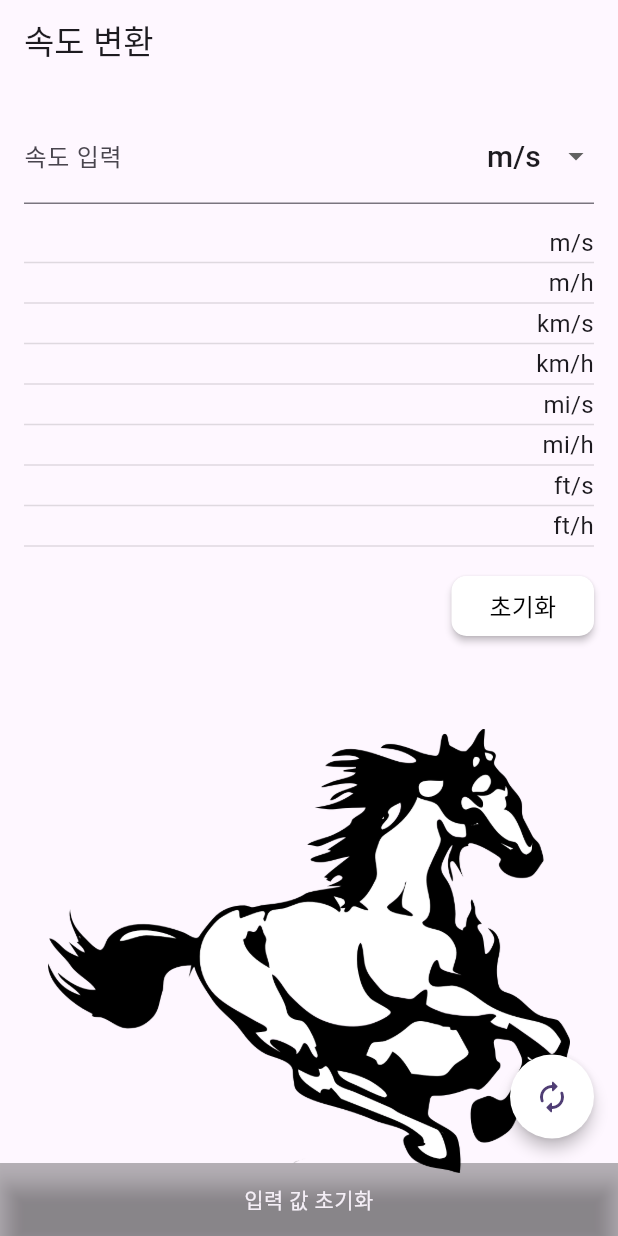
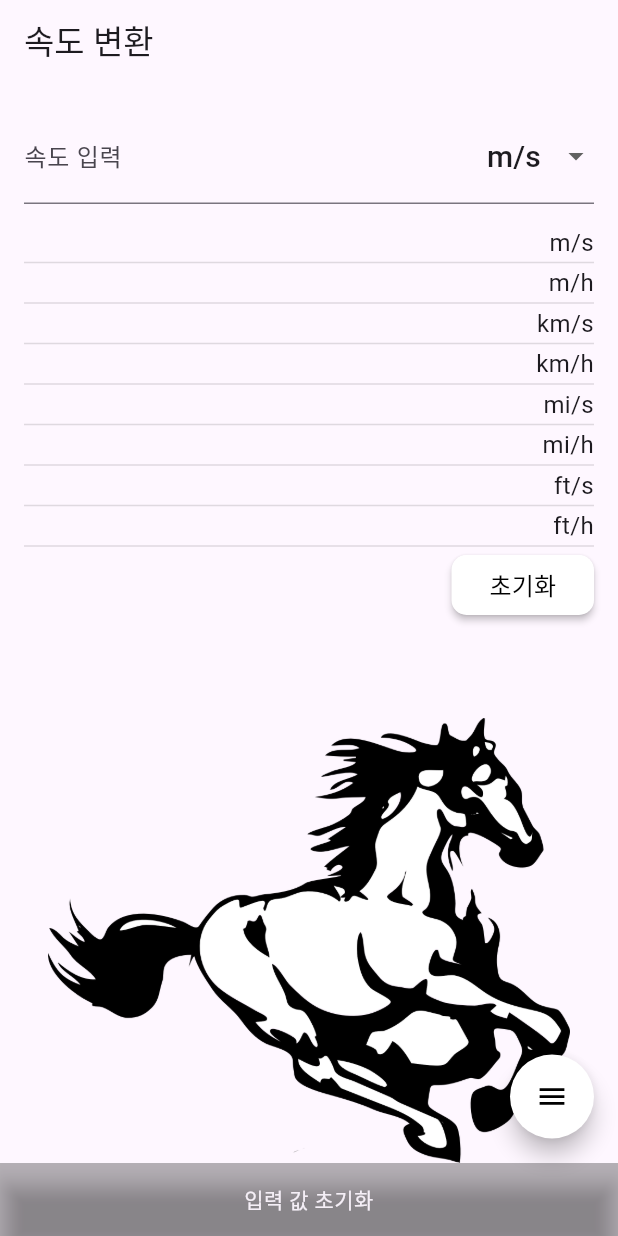
Before and after one commit to KimJJangGu/trasformater, a Flutter app: the SpeedScreen screen opened by its route, after a tap on "초기화", on a phone screen of 412 x 824 dp. Run offline on Flutter 3.47's test engine with Material 3 defaults, Android fonts, the phone set to English and light mode, and no system bars; drawn by our look-alikes of flutter_speed_dial; our stand-ins replace go_router.

```diff
--- a/lib/presenter/speed/speed_screen.dart
+++ b/lib/presenter/speed/speed_screen.dart
@@ -1,6 +1,7 @@
 import 'package:flutter/material.dart';
+import 'package:flutter_speed_dial/flutter_speed_dial.dart';
 import 'package:go_router/go_router.dart';
-import '../../domain/use_case/speed_convert_use_case.dart';
+import 'package:transformation/presenter/speed/speed_screen_view_model.dart';
 
 class SpeedScreen extends StatefulWidget {
   const SpeedScreen({Key? key}) : super(key: key);
@@ -10,60 +11,103 @@ class SpeedScreen extends StatefulWidget {
 }
 
 class _SpeedScreenState extends State<SpeedScreen> {
-  final TextEditingController speedController = TextEditingController();
-  final SpeedConverterUseCase speedConverterUseCase = SpeedConverterUseCase();
-  final List<String> units = ["m/s", "m/h", "km/s", "km/h", "mi/s", "mi/h", "ft/s", "ft/h"];
-
-  double speed = 0;
-  String fromUnit = "m/s";
-  final List<String> _transResult = [];
+  final SpeedScreenViewModel _speedScreenViewModel = SpeedScreenViewModel();
 
   @override
   void dispose() {
-    speedController.dispose();
+    _speedScreenViewModel.speedController.dispose();
     super.dispose();
   }
 
   @override
   void initState() {
     super.initState();
-    convertSpeed();
+    _speedScreenViewModel.convertSpeed();
   }
 
   @override
   Widget build(BuildContext context) {
+    final Orientation orientation = MediaQuery.of(context).orientation;
+
     return Scaffold(
       appBar: AppBar(
         title: const Text('속도 변환'),
       ),
-      body: Column(
+      body: orientation == Orientation.portrait
+          ? Column(
+        children: [_speedScreenWidget(), Expanded(child: _speedImageWidget())],
+      )
+          : ListView(
+        children: [_speedScreenWidget(), _speedImageWidget()],
+      ),
+      floatingActionButton: SpeedDial(
+        animatedIcon: AnimatedIcons.menu_close,
+        animatedIconTheme: const IconThemeData(size: 22.0),
+        backgroundColor: Colors.white,
+        foregroundColor: Colors.black,
         children: [
-          Padding(
+          SpeedDialChild(
+            child: const Icon(Icons.scale_outlined),
+            backgroundColor: Colors.white,
+            label: '무게',
+            labelStyle: const TextStyle(fontSize: 16),
+            onTap: () {
+              context.go('/start/weight');
+            },
+            shape: const CircleBorder(),
+          ),
+          SpeedDialChild(
+            child: const Icon(Icons.speed_outlined),
+            backgroundColor: Colors.white,
+            label: '길이',
+            labelStyle: const TextStyle(fontSize: 16),
+            onTap: () {
+              context.go('/start');
+            },
+            shape: const CircleBorder(),
+          ),
+        ],
+      ),
+    );
+  }
+
+  Widget _speedImageWidget() {
+    return Padding(
+      padding: const EdgeInsets.all(32.0),
+      child: Image.asset(
+        'assets/body_back/speed.png',
+        fit: BoxFit.contain,
+      ),
+    );
+  }
+
+  Widget _speedScreenWidget() {
+    return Padding(
       padding: const EdgeInsets.all(16.0),
       child: Column(
         mainAxisAlignment: MainAxisAlignment.start,
         children: [
           TextField(
-                  controller: speedController,
+            controller: _speedScreenViewModel.speedController,
             keyboardType: TextInputType.number,
             onChanged: (value) {
               setState(() {
-                      speed = double.tryParse(value) ?? 0;
-                      convertSpeed();
+                _speedScreenViewModel.speed = double.tryParse(value) ?? 0;
+                _speedScreenViewModel.convertSpeed();
               });
             },
             decoration: InputDecoration(
               suffixIcon: DropdownButtonHideUnderline(
                 child: DropdownButton<String>(
                   isExpanded: false,
-                        value: fromUnit,
+                  value: _speedScreenViewModel.fromUnit,
                   onChanged: (value) {
                     setState(() {
-                            fromUnit = value!;
-                            convertSpeed();
+                      _speedScreenViewModel.fromUnit = value!;
+                      _speedScreenViewModel.convertSpeed();
                     });
                   },
-                        items: units.map<DropdownMenuItem<String>>((String unit) {
+                  items: _speedScreenViewModel.units.map<DropdownMenuItem<String>>((String unit) {
                     return DropdownMenuItem<String>(
                       value: unit,
                       child: Text(
@@ -95,11 +139,7 @@ class _SpeedScreenState extends State<SpeedScreen> {
           const Padding(
             padding: EdgeInsets.all(2.0),
           ),
-                SizedBox(
-                  width: double.infinity,
-                  height: 230,
-                  child: ListView(
-                    children: _transResult.map((result) {
+          ..._speedScreenViewModel.transResult.map((result) {
             return Column(
               crossAxisAlignment: CrossAxisAlignment.stretch,
               children: [
@@ -114,8 +154,6 @@ class _SpeedScreenState extends State<SpeedScreen> {
               ],
             );
           }).toList(),
-                  ),
-                ),
           Align(
             alignment: Alignment.bottomRight,
             child: ElevatedButton(
@@ -136,96 +174,14 @@ class _SpeedScreenState extends State<SpeedScreen> {
                   ),
                   backgroundColor: Colors.black26,
                 ));
-                      resetValues();
+                _speedScreenViewModel.resetValues();
+                setState(() {});
               },
               child: const Text('초기화', style: TextStyle(fontSize: 16)),
             ),
           ),
         ],
       ),
-          ),
-          Expanded(
-            child: Padding(
-              padding: const EdgeInsets.all(32.0),
-              child: Image.asset(
-                'assets/body_back/speed.png',
-                fit: BoxFit.contain,
-              ),
-            ),
-          ),
-        ],
-      ),
-      floatingActionButton: FloatingActionButton(
-        elevation: 4,
-        backgroundColor: Colors.white,
-        onPressed: () {
-          showModalBottomSheet(
-            backgroundColor: Colors.transparent,
-            context: context,
-            builder: (BuildContext context) {
-              return Container(
-                height: 170,
-                margin: const EdgeInsets.only(left: 70, right: 70, bottom: 70),
-                decoration: const BoxDecoration(
-                  color: Colors.white,
-                  borderRadius: BorderRadius.all(Radius.circular(20)),
-                ),
-                child: Column(
-                  children: [
-                    ListTile(
-                      title: const Center(
-                          child: Text(
-                        '길이',
-                        style: TextStyle(fontSize: 20),
-                      )),
-                      onTap: () {
-                        context.go('/start');
-                      },
-                    ),
-                    ListTile(
-                      title: const Center(
-                          child: Text(
-                        '무게',
-                        style: TextStyle(fontSize: 20),
-                      )),
-                      onTap: () {
-                        context.go('/start/weight');
-                      },
-                    ),
-                  ],
-                ),
-              );
-            },
-          );
-        },
-        shape: RoundedRectangleBorder(
-          borderRadius: BorderRadius.circular(50),
-        ),
-        child: const Icon(Icons.autorenew_rounded),
-      ),
     );
   }
-
-  void convertSpeed() {
-    _transResult.clear();
-    if (speed == 0) {
-      _transResult.addAll(units.map((unit) => unit));
-    } else {
-      for (String toUnit in units) {
-        double resultValue = speed;
-        resultValue = speedConverterUseCase.convertToMeterPerSecond(resultValue, fromUnit);
-        resultValue = speedConverterUseCase.convertFromMeterPerSecond(resultValue, toUnit);
-        _transResult.add('${speedConverterUseCase.formatNumber(resultValue)} $toUnit');
 }
-    }
-  }
-
-  void resetValues() {
-    setState(() {
-      speedController.clear();
-      speed = 0;
-      _transResult.clear();
-    });
-    convertSpeed();
-  }
-}
--- /dev/null
+++ b/lib/presenter/speed/speed_screen_view_model.dart
@@ -0,0 +1,46 @@
+import 'package:flutter/material.dart';
+import '../../domain/use_case/speed_converter_use_case.dart';
+
+class SpeedScreenViewModel extends ChangeNotifier {
+  double speed = 0;
+  String fromUnit = "m/s";
+  final List<String> units = ["m/s", "m/h", "km/s", "km/h", "mi/s", "mi/h", "ft/s", "ft/h"];
+
+  final List<String> _transResult = [];
+  List<String> get transResult => _transResult;
+
+  final TextEditingController speedController = TextEditingController();
+  final SpeedConverterUseCase speedConverterUseCase = SpeedConverterUseCase();
+
+  void convertSpeed() {
+    _transResult.clear();
+    if (speed == 0) {
+      _transResult.addAll(units.map((unit) => unit));
+    } else {
+      for (String toUnit in units) {
+        double resultValue = speed;
+        resultValue = speedConverterUseCase.convertToMeterPerSecond(resultValue, fromUnit);
+        resultValue = speedConverterUseCase.convertFromMeterPerSecond(resultValue, toUnit);
+        _transResult.add('${speedConverterUseCase.formatNumber(resultValue)} $toUnit');
+      }
+    }
+  }
+
+  void dispose() {
+    speedController.dispose();
+    super.dispose();
+  }
+
+  void initState() {
+    convertSpeed();
+    notifyListeners();
+  }
+
+  void resetValues() {
+    _transResult.clear();
+    speedController.clear();
+    speed = 0;
+    convertSpeed();
+    notifyListeners();
+  }
+}
```
Also changed, not shown: lib/presenter/length/length_screen.dart (+17 -36 lines), lib/presenter/weight/weight_screen.dart (+66 -111 lines), lib/presenter/weight/weight_screen_view_model.dart (added, +45 -0 lines), lib/domain/use_case/speed_converter_use_case.dart (renamed from lib/domain/use_case/speed_convert_use_case.dart), lib/domain/use_case/weight_converter_use_case.dart (renamed from lib/domain/use_case/weight_convert_use_case.dart). Lines whose indentation alone changed are shown as unchanged.
